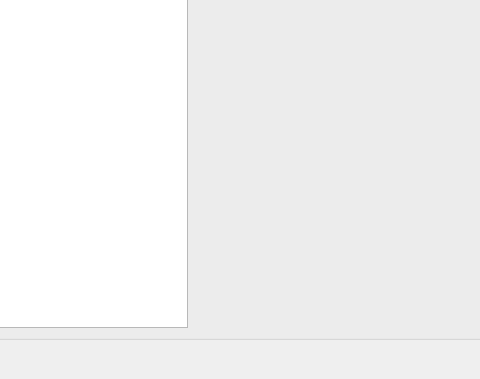
Qt form forms/objectpropertiesdlg.ui (RasmusRPaulsen/Sumatra) before a commit; both pictures show x 97 to 577 and y 129 to 508 of the 869 by 508 pixel window.
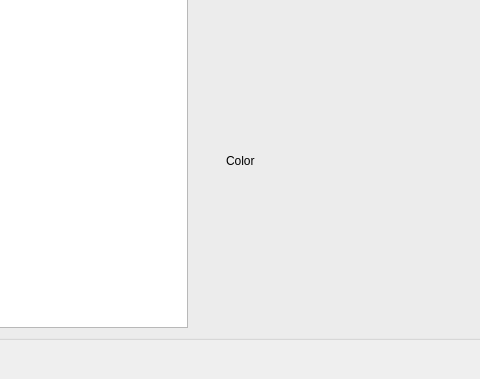
The same form after that commit.

```diff
--- a/forms/objectpropertiesdlg.ui
+++ b/forms/objectpropertiesdlg.ui
@@ -102,6 +102,13 @@
           </property>
          </widget>
         </item>
+        <item row="2" column="1">
+         <widget class="QLabel" name="ObjectColorLabel">
+          <property name="text">
+           <string>Color</string>
+          </property>
+         </widget>
+        </item>
        </layout>
       </widget>
      </item>
```
